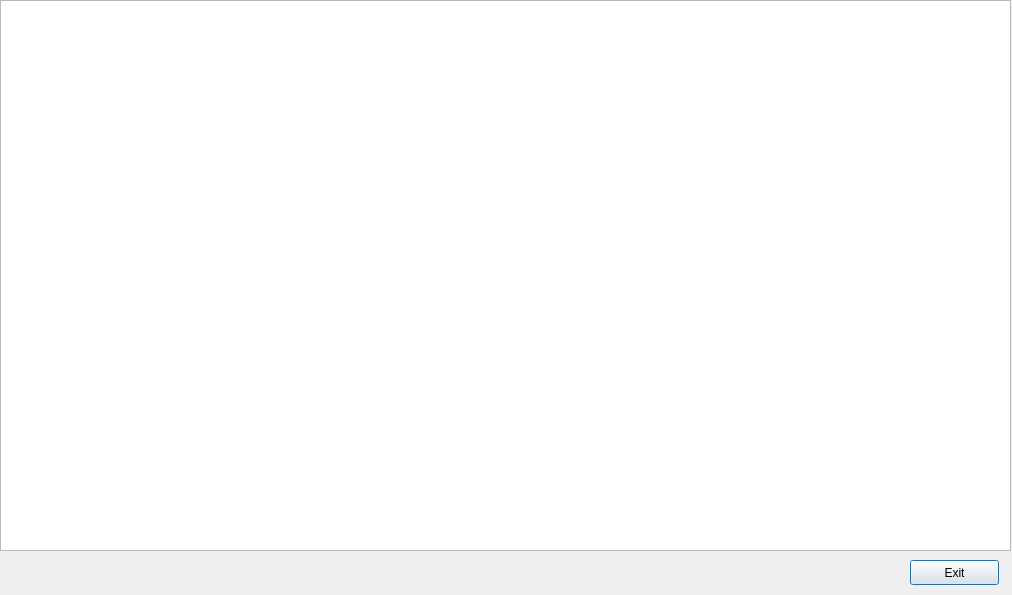
Old version of the form timetabledisplay.ui in the repository expers-vis/ICP.
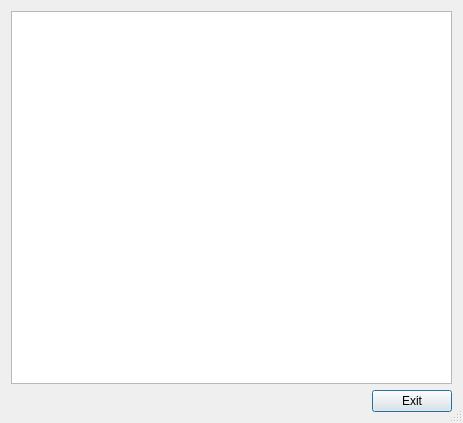
New version of the form.

Diff of the .ui file:
```diff
--- a/timetabledisplay.ui
+++ b/timetabledisplay.ui
@@ -6,24 +6,57 @@
    <rect>
     <x>0</x>
     <y>0</y>
-    <width>1012</width>
-    <height>595</height>
+    <width>463</width>
+    <height>423</height>
    </rect>
   </property>
+  <property name="sizePolicy">
+   <sizepolicy hsizetype="Minimum" vsizetype="Minimum">
+    <horstretch>0</horstretch>
+    <verstretch>0</verstretch>
+   </sizepolicy>
+  </property>
   <property name="windowTitle">
    <string>Dialog</string>
   </property>
+  <property name="sizeGripEnabled">
+   <bool>true</bool>
+  </property>
+  <layout class="QVBoxLayout" name="verticalLayout_2">
+   <item>
+    <layout class="QVBoxLayout" name="verticalLayout">
+     <item>
+      <widget class="QListWidget" name="timetableList">
+       <property name="sizePolicy">
+        <sizepolicy hsizetype="Preferred" vsizetype="MinimumExpanding">
+         <horstretch>0</horstretch>
+         <verstretch>0</verstretch>
+        </sizepolicy>
+       </property>
+      </widget>
+     </item>
+     <item>
+      <layout class="QHBoxLayout" name="horizontalLayout">
+       <item>
+        <spacer name="horizontalSpacer">
+         <property name="orientation">
+          <enum>Qt::Horizontal</enum>
+         </property>
+         <property name="sizeType">
+          <enum>QSizePolicy::MinimumExpanding</enum>
+         </property>
+         <property name="sizeHint" stdset="0">
+          <size>
+           <width>40</width>
+           <height>20</height>
+          </size>
+         </property>
+        </spacer>
+       </item>
+       <item>
   <widget class="QPushButton" name="timetableExitBtn">
-   <property name="geometry">
-    <rect>
-     <x>910</x>
-     <y>560</y>
-     <width>89</width>
-     <height>25</height>
-    </rect>
-   </property>
    <property name="sizePolicy">
-    <sizepolicy hsizetype="Expanding" vsizetype="Expanding">
+          <sizepolicy hsizetype="Minimum" vsizetype="Minimum">
      <horstretch>0</horstretch>
      <verstretch>0</verstretch>
     </sizepolicy>
@@ -32,16 +65,12 @@
     <string>Exit</string>
    </property>
   </widget>
-  <widget class="QListWidget" name="timetableList">
-   <property name="geometry">
-    <rect>
-     <x>0</x>
-     <y>0</y>
-     <width>1011</width>
-     <height>551</height>
-    </rect>
-   </property>
-  </widget>
+       </item>
+      </layout>
+     </item>
+    </layout>
+   </item>
+  </layout>
  </widget>
  <resources/>
  <connections/>
```
Lines whose indentation alone changed are shown as unchanged.
